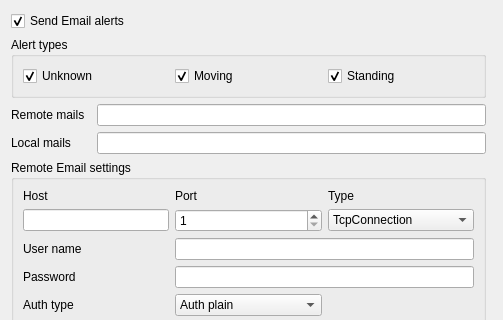
Old version of the form src/view/core/Tabs/EmailSettings.ui in the repository nevaeh82/arm_r; both pictures show x 0 to 503 and y 0 to 320 of the 503 by 588 pixel window.
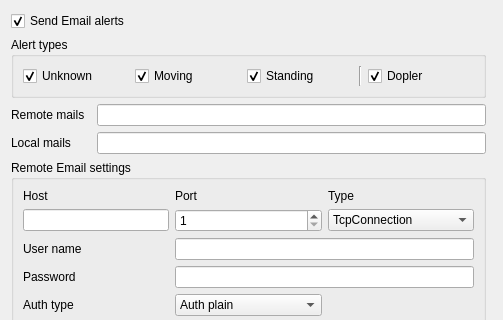
New version of the form. Custom widgets are drawn as their Qt base class.

What changed in the file:
```diff
--- a/src/view/core/Tabs/EmailSettings.ui
+++ b/src/view/core/Tabs/EmailSettings.ui
@@ -80,6 +80,23 @@
         </property>
        </widget>
       </item>
+      <item>
+       <widget class="Line" name="line">
+        <property name="orientation">
+         <enum>Qt::Vertical</enum>
+        </property>
+       </widget>
+      </item>
+      <item>
+       <widget class="QCheckBox" name="cbDopler">
+        <property name="text">
+         <string>Dopler</string>
+        </property>
+        <property name="checked">
+         <bool>true</bool>
+        </property>
+       </widget>
+      </item>
      </layout>
     </widget>
    </item>
```
